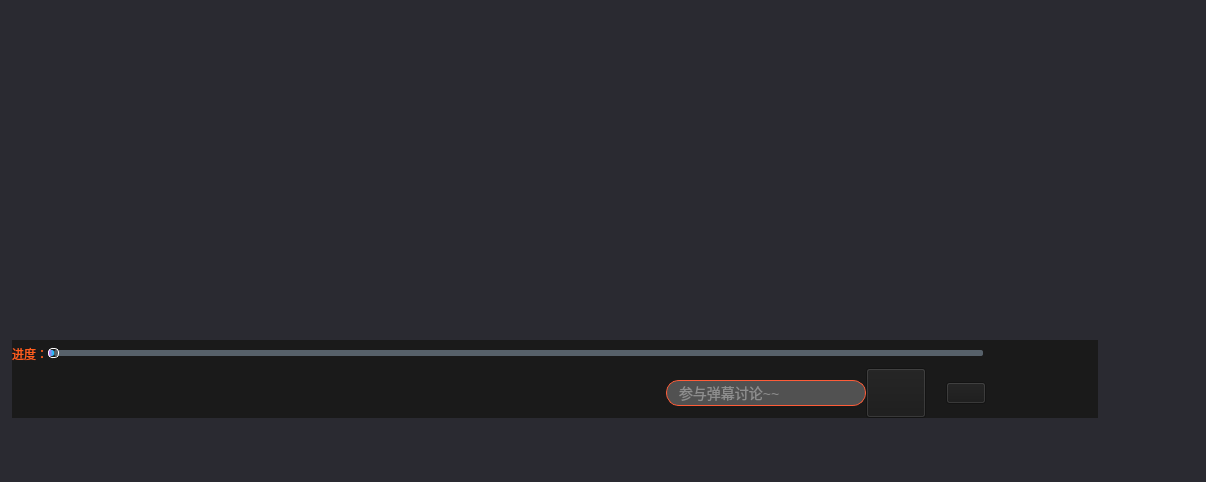
Old version of the form VideoPlayer/videomodels/MultipPlayer.ui in the repository huizhang556/pc-video-player.
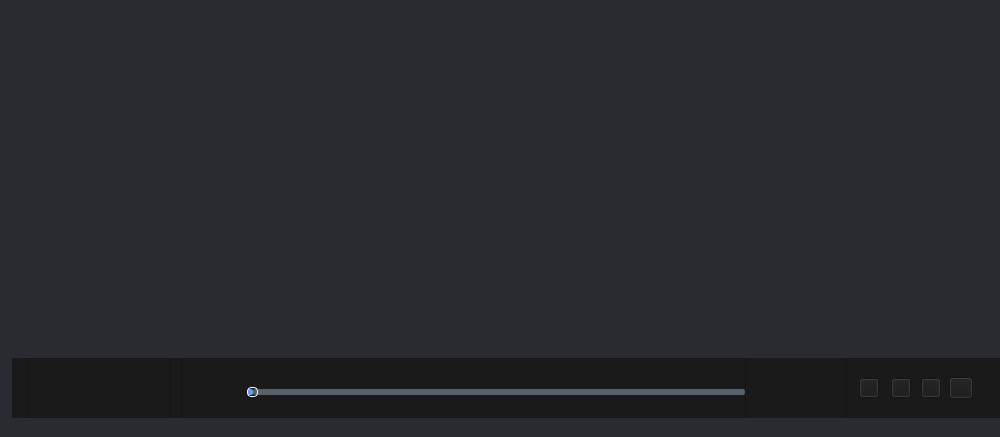
New version of the form. Icons and pictures are not drawn.

```diff
--- a/VideoPlayer/videomodels/MultipPlayer.ui
+++ b/VideoPlayer/videomodels/MultipPlayer.ui
@@ -6,8 +6,8 @@
    <rect>
     <x>0</x>
     <y>0</y>
-    <width>1206</width>
-    <height>482</height>
+    <width>1000</width>
+    <height>437</height>
    </rect>
   </property>
   <property name="windowTitle">
@@ -25,7 +25,7 @@
      <rect>
       <x>10</x>
       <y>10</y>
-      <width>1090</width>
+      <width>998</width>
       <height>410</height>
      </rect>
     </property>
@@ -77,32 +77,260 @@
         </widget>
        </item>
        <item>
-        <widget class="QWidget" name="widget_splider" native="true">
+        <widget class="QStackedWidget" name="stackedWidget_player">
          <property name="minimumSize">
           <size>
            <width>0</width>
-           <height>28</height>
+           <height>60</height>
           </size>
          </property>
          <property name="maximumSize">
           <size>
            <width>16777215</width>
-           <height>28</height>
+           <height>60</height>
           </size>
          </property>
          <property name="styleSheet">
-          <string notr="true">QWidget
+          <string notr="true">background-color: rgb(26, 26, 26);</string>
+         </property>
+         <widget class="QWidget" name="stackedWidget_playerPage1">
+          <layout class="QHBoxLayout" name="horizontalLayout">
+           <property name="spacing">
+            <number>0</number>
+           </property>
+           <property name="leftMargin">
+            <number>0</number>
+           </property>
+           <property name="topMargin">
+            <number>0</number>
+           </property>
+           <property name="rightMargin">
+            <number>0</number>
+           </property>
+           <property name="bottomMargin">
+            <number>0</number>
+           </property>
+           <item>
+            <spacer name="horizontalSpacer_3">
+             <property name="orientation">
+              <enum>Qt::Horizontal</enum>
+             </property>
+             <property name="sizeType">
+              <enum>QSizePolicy::Fixed</enum>
+             </property>
+             <property name="sizeHint" stdset="0">
+              <size>
+               <width>15</width>
+               <height>20</height>
+              </size>
+             </property>
+            </spacer>
+           </item>
+           <item>
+            <widget class="QFrame" name="frame_playctl">
+             <property name="styleSheet">
+              <string notr="true">margin-right:10px;</string>
+             </property>
+             <property name="frameShape">
+              <enum>QFrame::StyledPanel</enum>
+             </property>
+             <property name="frameShadow">
+              <enum>QFrame::Raised</enum>
+             </property>
+             <layout class="QHBoxLayout" name="horizontalLayout_3">
+              <property name="spacing">
+               <number>0</number>
+              </property>
+              <property name="leftMargin">
+               <number>0</number>
+              </property>
+              <property name="topMargin">
+               <number>0</number>
+              </property>
+              <property name="rightMargin">
+               <number>0</number>
+              </property>
+              <property name="bottomMargin">
+               <number>0</number>
+              </property>
+              <item>
+               <layout class="QHBoxLayout" name="horizontalLayout_2">
+                <item>
+                 <widget class="QPushButton" name="pushButton_previous">
+                  <property name="minimumSize">
+                   <size>
+                    <width>40</width>
+                    <height>40</height>
+                   </size>
+                  </property>
+                  <property name="styleSheet">
+                   <string notr="true">QPushButton
 {
-background-color: rgb(26, 26, 26);
+background-repeat:no-repeat;
+background-color:transparent;
+border: 1px solid transparent;
+/*border-radius:15px;*/
 }
 
-QWidget:hover
+
+QPushButton:pressed
 {
+border: 1px solid transparent;
+}
 
+QPushButton:hover
+{
+
+border: 1px solid transparent;
 }
-</string>
-         </property>
-         <layout class="QVBoxLayout" name="verticalLayout_3">
+
+QToolTip
+{
+border:1px solid rgb(118, 118, 118); 
+background-color: #ffffff;
+color:#484848; font-size:12px;
+}</string>
+                  </property>
+                  <property name="text">
+                   <string/>
+                  </property>
+                  <property name="flat">
+                   <bool>false</bool>
+                  </property>
+                 </widget>
+                </item>
+                <item>
+                 <spacer name="horizontalSpacer_5">
+                  <property name="orientation">
+                   <enum>Qt::Horizontal</enum>
+                  </property>
+                  <property name="sizeType">
+                   <enum>QSizePolicy::Fixed</enum>
+                  </property>
+                  <property name="sizeHint" stdset="0">
+                   <size>
+                    <width>5</width>
+                    <height>20</height>
+                   </size>
+                  </property>
+                 </spacer>
+                </item>
+                <item>
+                 <widget class="QPushButton" name="pushButton_pauseStart">
+                  <property name="minimumSize">
+                   <size>
+                    <width>40</width>
+                    <height>40</height>
+                   </size>
+                  </property>
+                  <property name="styleSheet">
+                   <string notr="true">QPushButton
+{
+background-color:transparent;
+border: 1px solid transparent;
+/*border-radius:15px;*/
+}
+
+
+QPushButton:pressed
+{
+border: 1px solid transparent;
+}
+
+QPushButton:hover
+{
+border: 1px solid transparent;
+}
+
+QToolTip
+{
+border:1px solid rgb(118, 118, 118); 
+background-color: #ffffff;
+color:#484848; font-size:12px;
+}</string>
+                  </property>
+                  <property name="text">
+                   <string/>
+                  </property>
+                  <property name="flat">
+                   <bool>false</bool>
+                  </property>
+                 </widget>
+                </item>
+                <item>
+                 <spacer name="horizontalSpacer_4">
+                  <property name="orientation">
+                   <enum>Qt::Horizontal</enum>
+                  </property>
+                  <property name="sizeType">
+                   <enum>QSizePolicy::Fixed</enum>
+                  </property>
+                  <property name="sizeHint" stdset="0">
+                   <size>
+                    <width>5</width>
+                    <height>20</height>
+                   </size>
+                  </property>
+                 </spacer>
+                </item>
+                <item>
+                 <widget class="QPushButton" name="pushButton_next">
+                  <property name="minimumSize">
+                   <size>
+                    <width>40</width>
+                    <height>40</height>
+                   </size>
+                  </property>
+                  <property name="styleSheet">
+                   <string notr="true">QPushButton
+{
+background-color:transparent;
+border: 1px solid transparent;
+/*border-radius:15px;*/
+}
+
+
+QPushButton:pressed
+{
+
+border: 1px solid transparent;
+}
+
+QPushButton:hover
+{
+
+border: 1px solid transparent;
+}
+
+QToolTip
+{
+border:1px solid rgb(118, 118, 118); 
+background-color: #ffffff;
+color:#484848; font-size:12px;
+}</string>
+                  </property>
+                  <property name="text">
+                   <string/>
+                  </property>
+                  <property name="flat">
+                   <bool>false</bool>
+                  </property>
+                 </widget>
+                </item>
+               </layout>
+              </item>
+             </layout>
+            </widget>
+           </item>
+           <item>
+            <widget class="QFrame" name="frame_slider">
+             <property name="frameShape">
+              <enum>QFrame::StyledPanel</enum>
+             </property>
+             <property name="frameShadow">
+              <enum>QFrame::Raised</enum>
+             </property>
+             <layout class="QHBoxLayout" name="horizontalLayout_6">
           <property name="spacing">
            <number>0</number>
           </property>
@@ -118,44 +346,116 @@
           <property name="bottomMargin">
            <number>0</number>
           </property>
+              <item>
+               <layout class="QHBoxLayout" name="horizontalLayout_5">
+                <property name="spacing">
+                 <number>15</number>
+                </property>
+                <item>
+                 <widget class="QLabel" name="label_media_pic">
+                  <property name="minimumSize">
+                   <size>
+                    <width>50</width>
+                    <height>50</height>
+                   </size>
+                  </property>
+                  <property name="maximumSize">
+                   <size>
+                    <width>50</width>
+                    <height>50</height>
+                   </size>
+                  </property>
+                  <property name="styleSheet">
+                   <string notr="true">border-image: url(:/images/skin/GreatView.png);</string>
+                  </property>
+                  <property name="text">
+                   <string/>
+                  </property>
+                 </widget>
+                </item>
           <item>
            <layout class="QVBoxLayout" name="verticalLayout">
             <property name="spacing">
              <number>0</number>
             </property>
             <item>
-             <layout class="QHBoxLayout" name="horizontalLayout_3" stretch="0,0,0,0">
-              <property name="spacing">
-               <number>0</number>
-              </property>
+                   <layout class="QHBoxLayout" name="horizontalLayout_4">
+                    <item>
+                     <widget class="QLabel" name="label_media_name">
+                      <property name="minimumSize">
+                       <size>
+                        <width>200</width>
+                        <height>0</height>
+                       </size>
+                      </property>
+                      <property name="styleSheet">
+                       <string notr="true">QLabel
+{
+color:#29aae2;
+}
+</string>
+                      </property>
+                      <property name="text">
+                       <string/>
+                      </property>
+                     </widget>
+                    </item>
               <item>
-               <widget class="QLabel" name="label">
+                     <spacer name="horizontalSpacer_2">
+                      <property name="orientation">
+                       <enum>Qt::Horizontal</enum>
+                      </property>
+                      <property name="sizeType">
+                       <enum>QSizePolicy::Minimum</enum>
+                      </property>
+                      <property name="sizeHint" stdset="0">
+                       <size>
+                        <width>138</width>
+                        <height>20</height>
+                       </size>
+                      </property>
+                     </spacer>
+                    </item>
+                    <item>
+                     <widget class="QLabel" name="label_time">
+                      <property name="minimumSize">
+                       <size>
+                        <width>120</width>
+                        <height>0</height>
+                       </size>
+                      </property>
                 <property name="maximumSize">
                  <size>
-                  <width>40</width>
-                  <height>30</height>
+                        <width>110</width>
+                        <height>16777215</height>
                  </size>
                 </property>
                 <property name="styleSheet">
-                 <string notr="true">color:rgb(255, 94, 30);</string>
+                       <string notr="true">QLabel
+{
+color:rgb(255, 94, 30);
+margin-left:10px;
+}</string>
                 </property>
                 <property name="text">
-                 <string>进度：</string>
-                </property>
-               </widget>
+                       <string/>
+                      </property>
+                     </widget>
+                    </item>
+                   </layout>
               </item>
               <item>
                <widget class="QSlider" name="horizontalSlider">
                 <property name="minimumSize">
                  <size>
-                  <width>760</width>
+                      <width>350</width>
                   <height>0</height>
                  </size>
                 </property>
                 <property name="maximumSize">
                  <size>
                   <width>16777215</width>
-                  <height>16777215</height>
+                      <height>20</height>
                  </size>
                 </property>
                 <property name="styleSheet">
@@ -227,69 +527,59 @@
                </widget>
               </item>
               <item>
+                   <spacer name="verticalSpacer">
+                    <property name="orientation">
+                     <enum>Qt::Vertical</enum>
+                    </property>
+                    <property name="sizeType">
+                     <enum>QSizePolicy::Fixed</enum>
+                    </property>
+                    <property name="sizeHint" stdset="0">
+                     <size>
+                      <width>20</width>
+                      <height>15</height>
+                     </size>
+                    </property>
+                   </spacer>
+                  </item>
+                 </layout>
+                </item>
+               </layout>
+              </item>
+             </layout>
+            </widget>
+           </item>
+           <item>
                <spacer name="horizontalSpacer">
                 <property name="orientation">
                  <enum>Qt::Horizontal</enum>
                 </property>
                 <property name="sizeType">
-                 <enum>QSizePolicy::Fixed</enum>
+              <enum>QSizePolicy::Minimum</enum>
                 </property>
                 <property name="sizeHint" stdset="0">
                  <size>
-                  <width>5</width>
+               <width>100</width>
                   <height>20</height>
                  </size>
                 </property>
                </spacer>
               </item>
               <item>
-               <widget class="QLabel" name="label_time">
-                <property name="minimumSize">
-                 <size>
-                  <width>110</width>
-                  <height>0</height>
-                 </size>
-                </property>
+            <widget class="QFrame" name="frame_adjust">
                 <property name="maximumSize">
                  <size>
-                  <width>110</width>
+               <width>400</width>
                   <height>16777215</height>
                  </size>
                 </property>
-                <property name="styleSheet">
-                 <string notr="true">color:rgb(255, 94, 30);</string>
-                </property>
-                <property name="text">
-                 <string/>
-                </property>
-               </widget>
-              </item>
-             </layout>
-            </item>
-           </layout>
-          </item>
-         </layout>
-        </widget>
-       </item>
-       <item>
-        <widget class="QStackedWidget" name="stackedWidget_player">
-         <property name="minimumSize">
-          <size>
-           <width>0</width>
-           <height>50</height>
-          </size>
-         </property>
-         <property name="maximumSize">
-          <size>
-           <width>16777215</width>
-           <height>50</height>
-          </size>
-         </property>
-         <property name="styleSheet">
-          <string notr="true">background-color: rgb(26, 26, 26);</string>
-         </property>
-         <widget class="QWidget" name="stackedWidget_playerPage1">
-          <layout class="QHBoxLayout" name="horizontalLayout">
+             <property name="frameShape">
+              <enum>QFrame::StyledPanel</enum>
+             </property>
+             <property name="frameShadow">
+              <enum>QFrame::Raised</enum>
+             </property>
+             <layout class="QHBoxLayout" name="horizontalLayout_8">
            <property name="spacing">
             <number>0</number>
            </property>
@@ -306,299 +596,10 @@
             <number>0</number>
            </property>
            <item>
-            <spacer name="horizontalSpacer_3">
-             <property name="orientation">
-              <enum>Qt::Horizontal</enum>
-             </property>
-             <property name="sizeType">
-              <enum>QSizePolicy::Fixed</enum>
-             </property>
-             <property name="sizeHint" stdset="0">
-              <size>
-               <width>20</width>
-               <height>20</height>
-              </size>
-             </property>
-            </spacer>
-           </item>
-           <item>
-            <widget class="QPushButton" name="pushButton_previous">
-             <property name="minimumSize">
-              <size>
-               <width>40</width>
-               <height>40</height>
-              </size>
-             </property>
-             <property name="styleSheet">
-              <string notr="true">QPushButton
-{
-background-repeat:no-repeat;
-background-color:transparent;
-border: 1px solid transparent;
-/*border-radius:15px;*/
-}
-
-
-QPushButton:pressed
-{
-border: 1px solid transparent;
-}
-
-QPushButton:hover
-{
-
-border: 1px solid transparent;
-}
-
-QToolTip
-{
-border:1px solid rgb(118, 118, 118); 
-background-color: #ffffff;
-color:#484848; font-size:12px;
-}</string>
-             </property>
-             <property name="text">
-              <string/>
-             </property>
-             <property name="flat">
-              <bool>false</bool>
-             </property>
-            </widget>
-           </item>
-           <item>
-            <spacer name="horizontalSpacer_5">
-             <property name="orientation">
-              <enum>Qt::Horizontal</enum>
-             </property>
-             <property name="sizeType">
-              <enum>QSizePolicy::Fixed</enum>
-             </property>
-             <property name="sizeHint" stdset="0">
-              <size>
-               <width>20</width>
-               <height>20</height>
-              </size>
-             </property>
-            </spacer>
-           </item>
-           <item>
-            <widget class="QPushButton" name="pushButton_pauseStart">
-             <property name="minimumSize">
-              <size>
-               <width>40</width>
-               <height>40</height>
-              </size>
-             </property>
-             <property name="styleSheet">
-              <string notr="true">QPushButton
-{
-background-color:transparent;
-border: 1px solid transparent;
-/*border-radius:15px;*/
-}
-
-
-QPushButton:pressed
-{
-border: 1px solid transparent;
-}
-
-QPushButton:hover
-{
-border: 1px solid transparent;
-}
-
-QToolTip
-{
-border:1px solid rgb(118, 118, 118); 
-background-color: #ffffff;
-color:#484848; font-size:12px;
-}</string>
-             </property>
-             <property name="text">
-              <string/>
-             </property>
-             <property name="flat">
-              <bool>false</bool>
-             </property>
-            </widget>
-           </item>
-           <item>
-            <spacer name="horizontalSpacer_4">
-             <property name="orientation">
-              <enum>Qt::Horizontal</enum>
-             </property>
-             <property name="sizeType">
-              <enum>QSizePolicy::Fixed</enum>
-             </property>
-             <property name="sizeHint" stdset="0">
-              <size>
-               <width>20</width>
-               <height>20</height>
-              </size>
-             </property>
-            </spacer>
-           </item>
-           <item>
-            <widget class="QPushButton" name="pushButton_next">
-             <property name="minimumSize">
-              <size>
-               <width>40</width>
-               <height>40</height>
-              </size>
-             </property>
-             <property name="styleSheet">
-              <string notr="true">QPushButton
-{
-background-color:transparent;
-border: 1px solid transparent;
-/*border-radius:15px;*/
-}
-
-
-QPushButton:pressed
-{
-
-border: 1px solid transparent;
-}
-
-QPushButton:hover
-{
-
-border: 1px solid transparent;
-}
-
-QToolTip
-{
-border:1px solid rgb(118, 118, 118); 
-background-color: #ffffff;
-color:#484848; font-size:12px;
-}</string>
-             </property>
-             <property name="text">
-              <string/>
-             </property>
-             <property name="flat">
-              <bool>false</bool>
-             </property>
-            </widget>
-           </item>
-           <item>
-            <spacer name="horizontalSpacer_20">
-             <property name="orientation">
-              <enum>Qt::Horizontal</enum>
-             </property>
-             <property name="sizeHint" stdset="0">
-              <size>
-               <width>40</width>
-               <height>20</height>
-              </size>
-             </property>
-            </spacer>
-           </item>
-           <item>
-            <widget class="QLineEdit" name="lineEdit_danmu">
-             <property name="minimumSize">
-              <size>
-               <width>35</width>
-               <height>26</height>
-              </size>
-             </property>
-             <property name="maximumSize">
-              <size>
-               <width>200</width>
-               <height>26</height>
-              </size>
-             </property>
-             <property name="styleSheet">
-              <string notr="true">/*搜索框*/
-QLineEdit
-{
-color:#cccccc;
-font-family:&quot;微软雅黑&quot;;
-font-size:14px;
-background-color: rgb(81, 81, 81);
-selection-background-color: #D1DBCB;
-border:1px solid #ff5c38;
-border-top-left-radius:13;
-border-top-right-radius:13;
-border-bottom-right-radius:13;
-border-bottom-left-radius:13;
-padding-right:10px;
-padding-left:10px;
-}
-
-
-QLineEdit:hover
-{
-color:#cccccc;
-font-family:&quot;微软雅黑&quot;;
-font-size:14px;
-selection-background-color: #D1DBCB;
-border:1px solid #ff5c38;
-border-top-left-radius:13;
-border-top-right-radius:13;
-border-bottom-right-radius:13;
-border-bottom-left-radius:13;
-padding-right:10px;
-padding-left:10px;
-}
-
-</string>
-             </property>
-             <property name="text">
-              <string/>
-             </property>
-             <property name="placeholderText">
-              <string>参与弹幕讨论~~</string>
-             </property>
-            </widget>
-           </item>
-           <item>
-            <widget class="QPushButton" name="pushButton_danmu">
-             <property name="minimumSize">
-              <size>
-               <width>60</width>
-               <height>50</height>
-              </size>
-             </property>
-             <property name="maximumSize">
-              <size>
-               <width>60</width>
-               <height>50</height>
-              </size>
-             </property>
-             <property name="styleSheet">
-              <string notr="true">QPushButton
-{
-border-image: url(:/images/icon/tanmuClose.png);
-}
-QPushButton:checked
-{
-border-image: url(:/images/icon/tanmuOpen.png);
-border: 1px solid #5F92B2;
-}
-QPushButton:hover
-{
-/*background-color: qconicalgradient(cx:0.5, cy:0.522909, angle:179.9, 
-	stop:0.494318 rgba(181, 225, 250, 255), stop:0.5 rgba(222, 242, 251, 255));*/
-border: 1px solid #3C80B1;
-border:none;
-}
-
-QToolTip
-{
-border:1px solid rgb(118, 118, 118); 
-background-color: #ffffff;
-color:#484848; 
-font-size:12px;
-}</string>
-             </property>
-             <property name="text">
-              <string/>
-             </property>
-            </widget>
-           </item>
+               <layout class="QHBoxLayout" name="horizontalLayout_7">
+                <property name="spacing">
+                 <number>0</number>
+                </property>
            <item>
             <spacer name="horizontalSpacer_15">
              <property name="orientation">
@@ -609,7 +610,7 @@
              </property>
              <property name="sizeHint" stdset="0">
               <size>
-               <width>20</width>
+                    <width>12</width>
                <height>20</height>
               </size>
              </property>
@@ -623,6 +624,12 @@
                <height>20</height>
               </size>
              </property>
+                  <property name="maximumSize">
+                   <size>
+                    <width>20</width>
+                    <height>20</height>
+                   </size>
+                  </property>
              <property name="styleSheet">
               <string notr="true">QPushButton
 {
@@ -649,7 +656,7 @@
              </property>
              <property name="sizeHint" stdset="0">
               <size>
-               <width>20</width>
+                    <width>12</width>
                <height>20</height>
               </size>
              </property>
@@ -659,28 +666,109 @@
             <widget class="QPushButton" name="pushButton_sound">
              <property name="minimumSize">
               <size>
-               <width>30</width>
-               <height>30</height>
+                    <width>20</width>
+                    <height>20</height>
               </size>
              </property>
              <property name="maximumSize">
               <size>
-               <width>16777215</width>
-               <height>16777215</height>
+                    <width>20</width>
+                    <height>20</height>
               </size>
              </property>
              <property name="styleSheet">
+                   <string notr="true"/>
+                  </property>
+                  <property name="text">
+                   <string/>
+                  </property>
+                 </widget>
+                </item>
+                <item>
+                 <spacer name="horizontalSpacer_8">
+                  <property name="orientation">
+                   <enum>Qt::Horizontal</enum>
+                  </property>
+                  <property name="sizeType">
+                   <enum>QSizePolicy::Fixed</enum>
+                  </property>
+                  <property name="sizeHint" stdset="0">
+                   <size>
+                    <width>10</width>
+                    <height>20</height>
+                   </size>
+                  </property>
+                 </spacer>
+                </item>
+                <item>
+                 <widget class="QPushButton" name="pushButton_collect">
+                  <property name="minimumSize">
+                   <size>
+                    <width>20</width>
+                    <height>20</height>
+                   </size>
+                  </property>
+                  <property name="maximumSize">
+                   <size>
+                    <width>20</width>
+                    <height>20</height>
+                   </size>
+                  </property>
+                  <property name="styleSheet">
               <string notr="true">QPushButton
 {
+border-image: url(:/images/icon/play_collect_unchecked.png);
+}
 
-	/*background-color:qlineargradient(spread:pad, x1:0, y1:0, x2:1, y2:0, stop:0 rgba(231,80,229, 255), stop:1 rgba(7,208,255, 255));*/
-background-color: transparent;
-	border:none;
-
+QPushButton:checked
+{
+border-image: url(:/images/icon/play_collect_checked.png);
 }
-QPushButton:pressed
+
+QPushButton:unchecked
 {
-	border: 1px solid #5F92B2;
+border-image: url(:/images/icon/play_collect_unchecked.png);
+}</string>
+                  </property>
+                  <property name="text">
+                   <string/>
+                  </property>
+                 </widget>
+                </item>
+                <item>
+                 <spacer name="horizontalSpacer_7">
+                  <property name="orientation">
+                   <enum>Qt::Horizontal</enum>
+                  </property>
+                  <property name="sizeType">
+                   <enum>QSizePolicy::Fixed</enum>
+                  </property>
+                  <property name="sizeHint" stdset="0">
+                   <size>
+                    <width>8</width>
+                    <height>20</height>
+                   </size>
+                  </property>
+                 </spacer>
+                </item>
+                <item>
+                 <widget class="QPushButton" name="pushButton_download">
+                  <property name="minimumSize">
+                   <size>
+                    <width>24</width>
+                    <height>22</height>
+                   </size>
+                  </property>
+                  <property name="maximumSize">
+                   <size>
+                    <width>24</width>
+                    <height>22</height>
+                   </size>
+                  </property>
+                  <property name="styleSheet">
+                   <string notr="true">QPushButton
+{
+border-image: url(:/images/icon/media_download.png);
 }
 QPushButton:hover{
 /*background-color: qconicalgradient(cx:0.5, cy:0.522909, angle:179.9, 
@@ -689,7 +777,7 @@
 border:none;
 }
 
-QToolTip
+QPushButton:hover
 {
 border:1px solid rgb(118, 118, 118); 
 background-color: #ffffff;
@@ -711,7 +799,7 @@
              </property>
              <property name="sizeHint" stdset="0">
               <size>
-               <width>20</width>
+                    <width>6</width>
                <height>20</height>
               </size>
              </property>
@@ -765,8 +853,10 @@
              </property>
             </widget>
            </item>
+               </layout>
+              </item>
            <item>
-            <spacer name="horizontalSpacer_24">
+               <spacer name="horizontalSpacer_9">
              <property name="orientation">
               <enum>Qt::Horizontal</enum>
              </property>
@@ -775,11 +865,14 @@
              </property>
              <property name="sizeHint" stdset="0">
               <size>
-               <width>20</width>
+                  <width>6</width>
                <height>20</height>
               </size>
              </property>
             </spacer>
+              </item>
+             </layout>
+            </widget>
            </item>
           </layout>
          </widget>
```
Left out of the diff: 12 changed lines with no effect on the pictures. Lines whose indentation alone changed are shown as unchanged.
